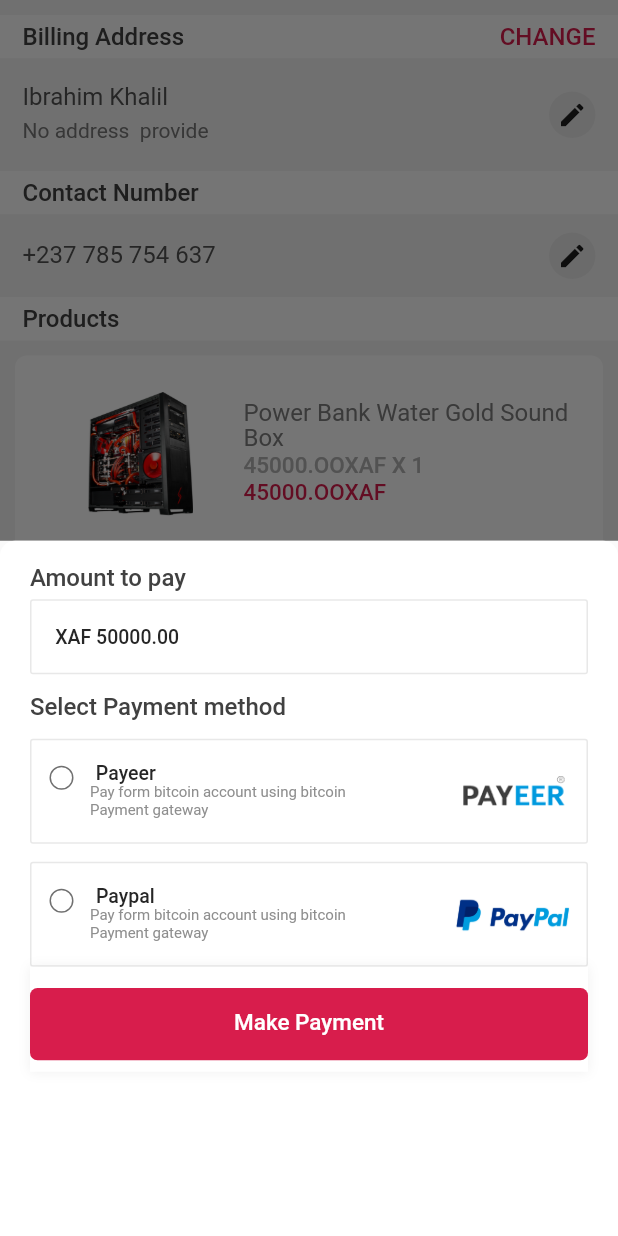
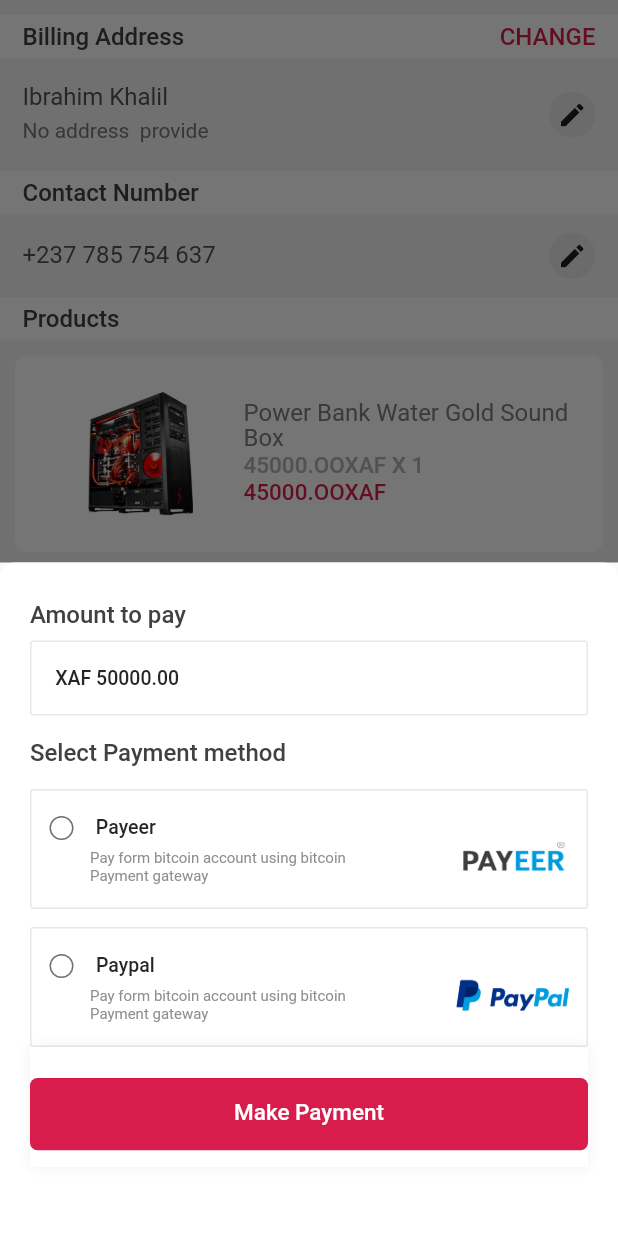
Before and after one commit to nezam10/Gameleven-Ecommerce-app-Bdtask, a Flutter app: the CheckOutPage screen opened directly, scrolled down 65 dp, after a tap on "PLACE ORDER", on a phone screen of 412 x 824 dp. Run offline on Flutter 3.47's test engine with Material 2 defaults, Android fonts, the light colour scheme and no system bars; our stand-ins replace flutter_slidable, flutter_svg, fluttertoast; missing offline and left inert: adobe_xd, flutter_carousel_slider, rotated_corner_decoration.

Commit message:
solve some errors

```diff
--- a/lib/pages/checkOutPage.dart
+++ b/lib/pages/checkOutPage.dart
@@ -524,7 +524,7 @@ class _CheckOutPageState extends State<CheckOutPage> {
                               builder: (context) {
                                 return Container(
                                   width: MediaQuery.of(context).size.width,
-                                  height: 480.0,
+                                  height: 449.0,
                                   decoration: BoxDecoration(
                                     borderRadius: BorderRadius.only(
                                         topRight: Radius.circular(10),
--- a/lib/pages/orderPage.dart
+++ b/lib/pages/orderPage.dart
@@ -8,7 +8,7 @@ class OrderPage extends StatelessWidget {
   @override
   Widget build(BuildContext context) {
     return Padding(
-      padding: const EdgeInsets.only(left: 20, right: 20, top: 15),
+      padding: const EdgeInsets.only(left: 20, right: 20, top: 25),
       child: Column(
         mainAxisAlignment: MainAxisAlignment.start,
         crossAxisAlignment: CrossAxisAlignment.start,
@@ -21,7 +21,8 @@ class OrderPage extends StatelessWidget {
               fontWeight: FontWeight.w500,
             ),
           ),
-          SizedBox(height: 5),
+          SizedBox(height: 8),
+
           Container(
             alignment: Alignment(-0.89, 0.0),
             width: MediaQuery.of(context).size.width,
@@ -42,7 +43,7 @@ class OrderPage extends StatelessWidget {
               ),
             ),
           ),
-          SizedBox(height: 12),
+          SizedBox(height: 15),
           Text(
             'Select Payment method',
             style: TextStyle(
@@ -51,10 +52,10 @@ class OrderPage extends StatelessWidget {
               fontWeight: FontWeight.w500,
             ),
           ),
-          SizedBox(height: 12),
+          SizedBox(height: 15),
           SizedBox(
             width: MediaQuery.of(context).size.width,
-            height: 70.0,
+            height: 80.0,
             child: Stack(
               children: <Widget>[
                 Positioned(
@@ -83,7 +84,7 @@ class OrderPage extends StatelessWidget {
                 Container(
                   alignment: Alignment(-0.74, -0.45),
                   width: MediaQuery.of(context).size.width,
-                  height: 70.0,
+                  height: 80.0,
                   decoration: BoxDecoration(
                     borderRadius: BorderRadius.circular(2.0),
                     border: Border.all(
@@ -122,7 +123,7 @@ class OrderPage extends StatelessWidget {
           SizedBox(height: 12),
           SizedBox(
             width: MediaQuery.of(context).size.width,
-            height: 70.0,
+            height: 80.0,
             child: Stack(
               children: <Widget>[
                 Positioned(
@@ -151,7 +152,7 @@ class OrderPage extends StatelessWidget {
                 Container(
                   alignment: Alignment(-0.74, -0.45),
                   width: MediaQuery.of(context).size.width,
-                  height: 70.0,
+                  height: 80.0,
                   decoration: BoxDecoration(
                     borderRadius: BorderRadius.circular(2.0),
                     border: Border.all(
@@ -191,7 +192,7 @@ class OrderPage extends StatelessWidget {
           Container(
             alignment: Alignment(-0.11, 0.3),
             width: MediaQuery.of(context).size.width,
-            height: 70.0,
+            height: 80.0,
             decoration: BoxDecoration(
               color: Colors.white,
               boxShadow: [
--- a/lib/widgets/add_to_cart.dart
+++ b/lib/widgets/add_to_cart.dart
@@ -16,13 +16,13 @@ class AddToCart extends StatelessWidget {
               flex: 2,
               child: Container(
                 //color: Colors.blue,
-                height: MediaQuery.of(context).size.height / 4,
+                height: 170,
                 child: Padding(
                   padding: const EdgeInsets.only(
                       top: 35.0, bottom: 30, right: 30, left: 30),
                   child: Image.asset(
                     "assets/headset.png",
-                    fit: BoxFit.fitHeight,
+                    fit: BoxFit.fill,
                   ),
                 ),
               ),
@@ -134,7 +134,7 @@ class AddToCart extends StatelessWidget {
             // Path 245
             '<svg viewBox="16.5 570.5 381.85 1.0" ><path transform="translate(16.5, 570.5)" d="M 0 0 L 381.8505554199219 0" fill="none" stroke="#ffffff" stroke-width="1" stroke-dasharray="3 4" stroke-miterlimit="4" stroke-linecap="round" /></svg>',
             width: MediaQuery.of(context).size.width,
-            height: 5.0,
+            height: 1.0,
             color: Colors.blue,
           ),
         ),
--- a/lib/widgets/product_view.dart
+++ b/lib/widgets/product_view.dart
@@ -28,14 +28,14 @@ class ProductListView extends StatelessWidget {
               borderRadius: BorderRadius.circular(10),
             ),
             child: Padding(
-              padding: const EdgeInsets.all(8.0),
+              padding: const EdgeInsets.all(5.0),
               child: Column(
                 crossAxisAlignment: CrossAxisAlignment.start,
                 children: [
                   Padding(
                     padding: const EdgeInsets.all(5.0),
                     child: Container(
-                      height: MediaQuery.of(context).size.height / 5,
+                      height: 130,
                       width: MediaQuery.of(context).size.width / 1.2,
                       //color: Colors.blue,
                       child: Image.asset("$showbrandicon"),
@@ -50,7 +50,7 @@ class ProductListView extends StatelessWidget {
                       height: 1.42,
                     ),
                   ),
-                  SizedBox(height: 10),
+                  SizedBox(height: 8),
                   Row(
                     mainAxisAlignment: MainAxisAlignment.spaceBetween,
                     children: [
```
Also changed, not shown: lib/pages/accountPage.dart (+10 -2 lines), lib/pages/cartPage.dart (+8 -1 lines), lib/pages/categoryPage.dart (+9 -1 lines), lib/pages/detailsPage.dart (+7 -12 lines), lib/pages/wishlistPage.dart (+8 -1 lines), assets/assets/assets/images/cheir.png (deleted), assets/assets/assets/images/headset.png (deleted), assets/assets/assets/images/mouse.png (deleted), assets/assets/assets/images/ppc.png (deleted), assets/assets/images/gameleven2.png (deleted), assets/assets/images/gameleven3.png (deleted).
